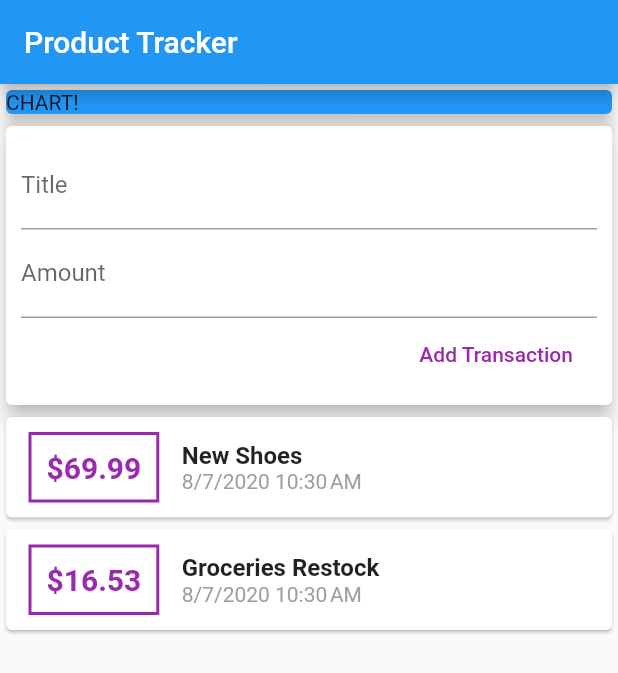
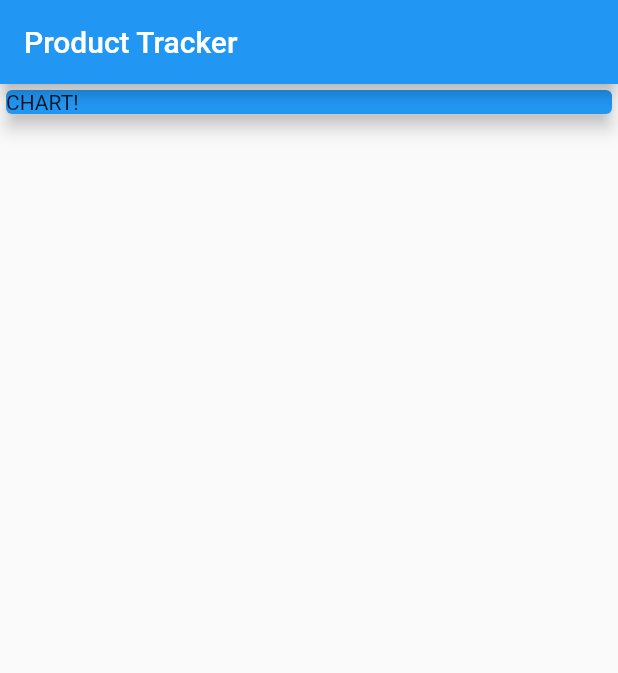
Before and after one commit to miadugas/expense_tracker, a Flutter app: the screen it shows after launch, on a phone screen of 412 x 824 dp. Shown: the top 673 px of the screen. Run offline on Flutter 3.47's test engine with Material 2 defaults, Android fonts, the phone set to English and light mode, and no system bars.

Commit message:
widget buildout

```diff
--- a/lib/main.dart
+++ b/lib/main.dart
@@ -1,6 +1,5 @@
 import 'package:flutter/material.dart';
 
-import './widgets/transaction_list.dart';
 
 void main() => runApp(MyApp());
 
@@ -41,42 +40,6 @@ class MyHomePage extends StatelessWidget {
               elevation: 5,
             ),
           ),
-          Card(
-            elevation: 5,
-            child: Container(
-              padding: EdgeInsets.all(10),
-              child: Column(
-                crossAxisAlignment: CrossAxisAlignment.end,
-                children: <Widget>[
-
-                  TextField(
-                    decoration: InputDecoration(labelText: 'Title'),
-                    controller: titleController,
-                    // onChanged: (val) {
-                    //   titleInput = val;
-                    // },
-                  ),
-                  TextField(
-                    decoration: InputDecoration(labelText: 'Amount'),
-                    controller: amountController,
-                    // onChanged: (val) => amountInput = val,
-                  ),
-                  FlatButton(
-                    child: Text('Add Transaction'),
-                    textColor: Colors.purple,
-                    onPressed: () {
-                      print(titleController.text);
-                      // print(titleInput);
-                      // print(amountInput); Testing outputs
-                    },
-                  ),
-                ],
-              ),
-            ),
-          ),
-          // input areas
-TransactionList()
-
         ],
       ),
     );
--- a/lib/widgets/transaction_list.dart
+++ b/lib/widgets/transaction_list.dart
@@ -3,27 +3,7 @@ import 'package:intl/intl.dart';
 
 import '../models/transaction.dart';
 
-class TransactionList extends StatefulWidget {
-  @override
-  _TransactionListState createState() => _TransactionListState();
-}
-
-class _TransactionListState extends State<TransactionList> {
-  final List<Transaction> _userTransactions = [
-    Transaction(
-      id: 't1',
-      title: 'New Shoes',
-      amount: 69.99,
-      date: DateTime.now(),
-    ),
-    Transaction(
-      id: 't2',
-      title: 'Groceries Restock',
-      amount: 16.53,
-      date: DateTime.now(),
-    ),
-  ];
-
+class TransactionList extends StatelessWidget {
   @override
   Widget build(BuildContext context) {
     return Column(
```
Also changed, not shown: lib/widgets/new_transaction.dart (+42 -0 lines), lib/widgets/user_transactions.dart (+38 -0 lines).
